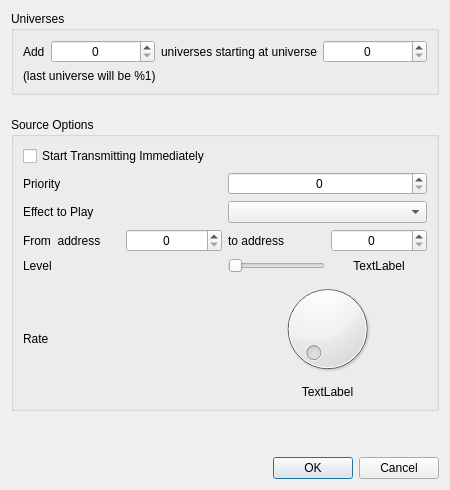
docsteer/sacnview, file ui/addmultidialog.ui: the form before one commit.
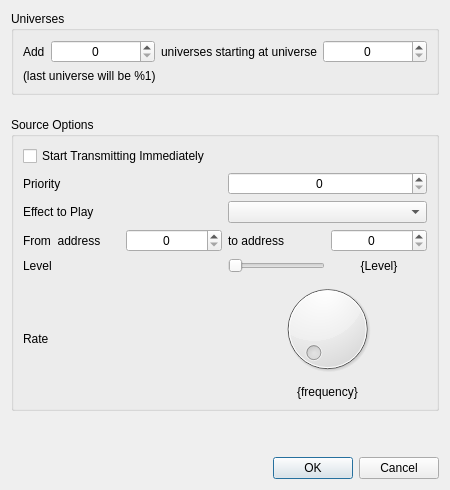
The form after the commit.

```diff
--- a/ui/addmultidialog.ui
+++ b/ui/addmultidialog.ui
@@ -321,7 +321,7 @@
              </sizepolicy>
             </property>
             <property name="text">
-             <string>TextLabel</string>
+             <string notr="true">{Level}</string>
             </property>
             <property name="alignment">
              <set>Qt::AlignCenter</set>
@@ -362,7 +362,7 @@
           <item>
            <widget class="QLabel" name="lblRate">
             <property name="text">
-             <string>TextLabel</string>
+             <string notr="true">{frequency}</string>
             </property>
             <property name="alignment">
              <set>Qt::AlignCenter</set>
```
